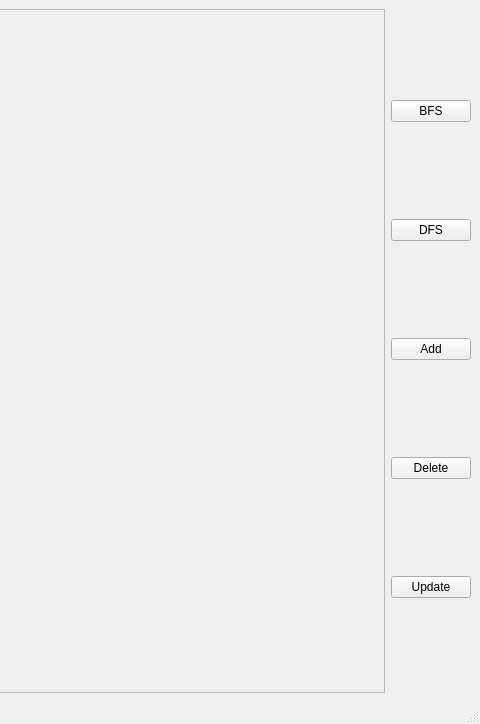
Ahmedwahdan2003/GuideMe, file src/home.ui: the form before one commit; both pictures show x 747 to 1227 and y 0 to 724 of the 1227 by 724 pixel window.
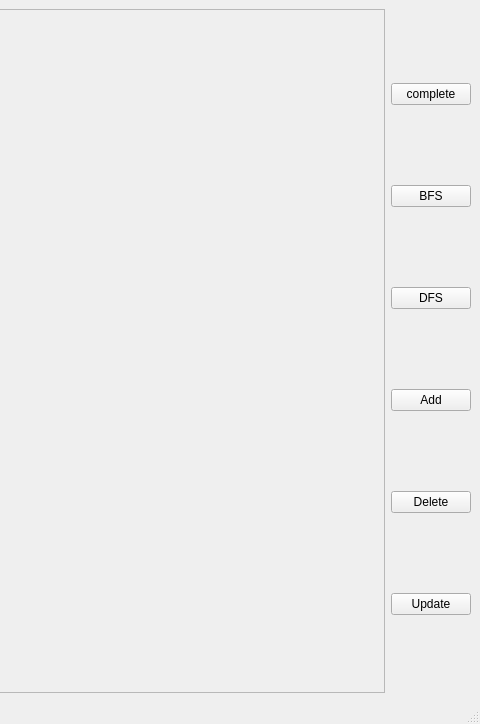
The form after the commit.

The edit to the form file:
```diff
--- a/src/home.ui
+++ b/src/home.ui
@@ -42,6 +42,13 @@
     </item>
     <item>
      <layout class="QVBoxLayout" name="verticalLayout">
+      <item>
+       <widget class="QPushButton" name="pushButton">
+        <property name="text">
+         <string>complete</string>
+        </property>
+       </widget>
+      </item>
       <item>
        <widget class="QPushButton" name="BFS_btn">
         <property name="text">
```
